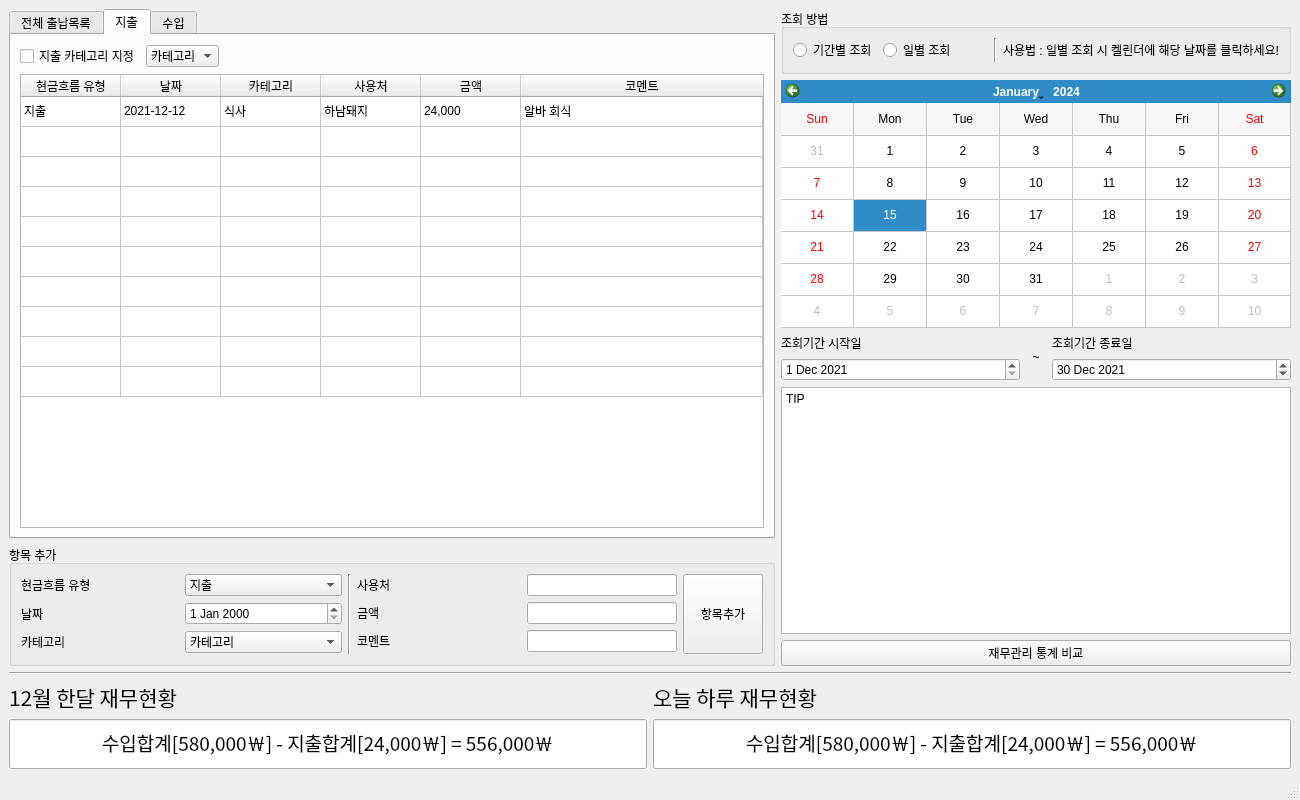
First picture: the form in dku_accounts_project.ui, repository Firstcom1/dku_accounts_project, before the edit.
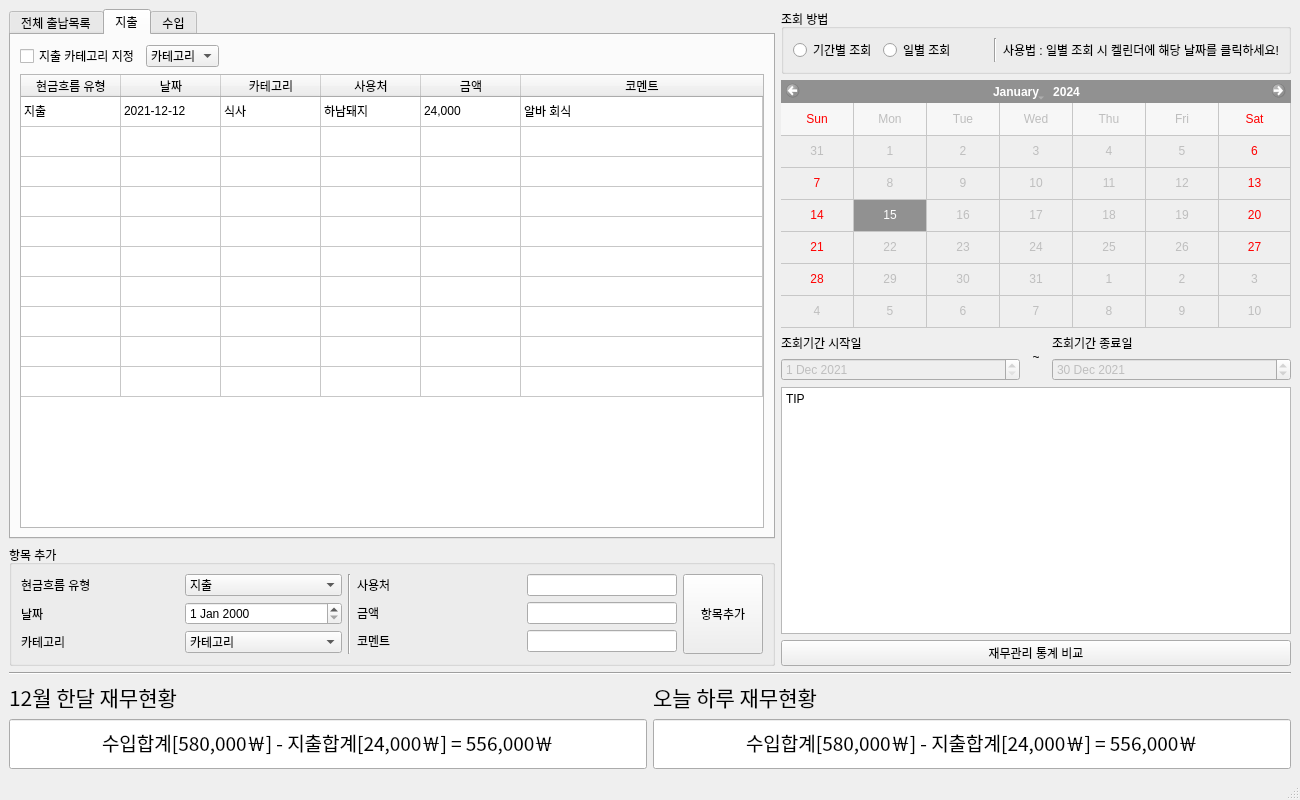
Second picture: the form after the edit. The open tabs and pages were chosen to show the change.

Commit message: PYTHON CODE UPDATE: 1. 기간별 조회, 일별 조회 시 다른 쪽 기능 비활성화, 2. 기간별 조회, 일별 조회 날짜 정보 전역변수에 저장, 3. 코드 가독성(불필요한 코드 제거, 기능별 주석, UI 객체 이름 목록작성) 개선

Diff of the .ui file:
```diff
--- a/dku_accounts_project.ui
+++ b/dku_accounts_project.ui
@@ -892,7 +892,7 @@
         <item>
          <widget class="QCalendarWidget" name="CW_selectDay">
           <property name="enabled">
-           <bool>true</bool>
+           <bool>false</bool>
           </property>
           <property name="firstDayOfWeek">
            <enum>Qt::Sunday</enum>
@@ -918,6 +918,9 @@
             </item>
             <item>
              <widget class="QDateEdit" name="DE_periodStartDay">
+              <property name="enabled">
+               <bool>false</bool>
+              </property>
               <property name="dateTime">
                <datetime>
                 <hour>0</hour>
@@ -968,6 +971,9 @@
             </item>
             <item>
              <widget class="QDateEdit" name="DE_periodEndDay">
+              <property name="enabled">
+               <bool>false</bool>
+              </property>
               <property name="dateTime">
                <datetime>
                 <hour>0</hour>
```
Left out of the diff: 4 changed lines with no effect on the pictures. The commit also changes 1 other file.
